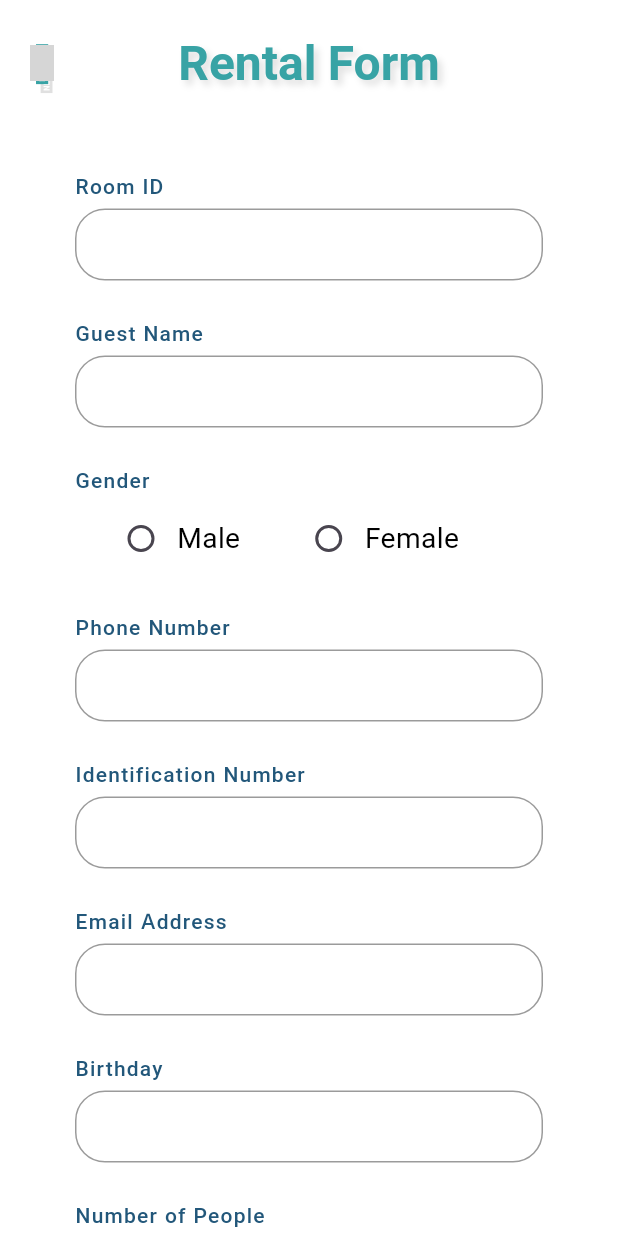
After one commit to TuongPhamCT/Rental-Room-App, a Flutter app: the RentalFormScreen screen opened by its route, on a phone screen of 412 x 824 dp. The commit adds this screen. Run offline on Flutter 3.47's test engine with Material 3 defaults, Android fonts, the phone set to English and light mode, and no system bars; drawn by our look-alikes of date_field; our stand-ins replace cloud_firestore, dropdown_button2, file_picker, firebase_auth, firebase_core, firebase_storage and 12 more; missing offline and left inert: font_awesome_icon_class, mailer, open_file_plus, syncfusion_flutter_pdf; accounts and stored records are empty; Roboto replaces fonts that are missing (Rubik); grey boxes are pictures that could not be loaded.

Commit message:
leehungw - Rental Form Screen UI Added

```diff
--- /dev/null
+++ b/rental_room_app/lib/Contract/rental_form_contract.dart
@@ -0,0 +1 @@
+abstract class RentalFormContract {}
--- /dev/null
+++ b/rental_room_app/lib/Presenter/rental_from_presenter.dart
@@ -0,0 +1,68 @@
+import 'package:rental_room_app/Contract/rental_form_contract.dart';
+
+class RentalFormPresenter {
+  final RentalFormContract? _view;
+  RentalFormPresenter(this._view);
+
+  String? password;
+
+  //*
+  //Validators
+  //*
+  String? validateGuestName(String? guestName) {
+    return null;
+  }
+
+  String? validateRoomId(String? roomId) {
+    return null;
+  }
+
+  String? validateGender(String? gender) {
+    if (gender == null || gender.isEmpty) {
+      return "Please choose your gender!";
+    }
+    return null;
+  }
+
+  String? validatePhoneNum(String? phoneNum) {
+    return null;
+  }
+
+  String? validateIdentification(String? id) {
+    return null;
+  }
+
+  String? validateEmail(String? email) {
+    return null;
+  }
+
+  String? validateBirthday(DateTime? birthday) {
+    if (birthday == null) {
+      return "Please enter your birthday!";
+    } else if (birthday.isAfter(DateTime.now())) {
+      return "Invalid birthday!";
+    }
+    return null;
+  }
+
+  String? validateStartDate(DateTime? startDate) {
+    if (startDate == null) {
+      return "Please enter your start date!";
+    } else if (startDate.isBefore(DateTime.now())) {
+      return "Invalid start date!";
+    }
+    return null;
+  }
+
+  String? validateDeposit(String? deposit) {
+    return null;
+  }
+
+  String? validateFacebook(String? facebook) {
+    return null;
+  }
+
+  //*
+  //Screen Logics
+  //*
+}
--- /dev/null
+++ b/rental_room_app/lib/Views/rental_form_screen.dart
@@ -0,0 +1,411 @@
+import 'package:flutter/material.dart';
+import 'package:font_awesome_icon_class/font_awesome_icon_class.dart';
+import 'package:gap/gap.dart';
+import 'package:go_router/go_router.dart';
+import 'package:rental_room_app/Contract/rental_form_contract.dart';
+import 'package:rental_room_app/Presenter/rental_from_presenter.dart';
+import 'package:rental_room_app/themes/color_palete.dart';
+import 'package:rental_room_app/themes/text_styles.dart';
+import 'package:rental_room_app/widgets/custom_text_field.dart';
+import 'package:rental_room_app/widgets/model_button.dart';
+import 'package:rental_room_app/widgets/numeric_up_down.dart';
+
+class RentalFormScreen extends StatefulWidget {
+  const RentalFormScreen({super.key});
+
+  @override
+  State<RentalFormScreen> createState() => _RentalFormScreenState();
+}
+
+class _RentalFormScreenState extends State<RentalFormScreen>
+    implements RentalFormContract {
+  RentalFormPresenter? _rentalFormPresenter;
+  final _formKey = GlobalKey<FormState>();
+
+  //
+  //params controllers
+  //
+
+  final TextEditingController _roomIdController = TextEditingController();
+  final _guestNameController = TextEditingController();
+  String _gender = "";
+  final _phoneNumberController = TextEditingController();
+  final _citizenIdentificationController = TextEditingController();
+  final _emailController = TextEditingController();
+  DateTime? _birthday = DateTime.now();
+  final _numberOfPeopleController = TextEditingController();
+  DateTime? _startDate = DateTime.now();
+  final _durationController = TextEditingController();
+  final _depositController = TextEditingController();
+  final _facebookController = TextEditingController();
+
+  @override
+  void initState() {
+    super.initState();
+    _rentalFormPresenter = RentalFormPresenter(this);
+  }
+
+  @override
+  Widget build(BuildContext context) {
+    return Builder(builder: (context) {
+      return Scaffold(
+        appBar: AppBar(
+          elevation: 0,
+          backgroundColor: ColorPalette.backgroundColor,
+          // leadingWidth: kDefaultIconSize * 3,
+          leading: SizedBox(
+            width: double.infinity,
+            child: InkWell(
+              customBorder: const CircleBorder(),
+              onHighlightChanged: (param) {},
+              splashColor: ColorPalette.blackText,
+              onTap: () => context.pop(),
+              child: const Icon(
+                FontAwesomeIcons.arrowLeft,
+                color: ColorPalette.primaryColor,
+                shadows: [Shadow(color: Colors.black12, offset: Offset(3, 6))],
+              ),
+            ),
+          ),
+          title: Text('Rental Form',
+              style: TextStyles.slo.bold.copyWith(
+                color: ColorPalette.primaryColor,
+                shadows: [
+                  const Shadow(
+                    color: Colors.black12,
+                    offset: Offset(3, 3),
+                    blurRadius: 6,
+                  )
+                ],
+              )),
+          centerTitle: true,
+          toolbarHeight: kToolbarHeight * 1.5,
+        ),
+        resizeToAvoidBottomInset: true,
+        backgroundColor: ColorPalette.backgroundColor,
+        body: SingleChildScrollView(
+          child: Center(
+            child: Container(
+              color: ColorPalette.backgroundColor,
+              child: Form(
+                key: _formKey,
+                child: Column(
+                  crossAxisAlignment: CrossAxisAlignment.center,
+                  children: [
+                    const Gap(30),
+                    Padding(
+                      padding: const EdgeInsets.symmetric(horizontal: 50),
+                      child: Row(
+                        children: [
+                          Text(
+                            "Room ID",
+                            style: TextStyles.timenotifi.medium
+                                .copyWith(color: ColorPalette.darkBlueText),
+                          )
+                        ],
+                      ),
+                    ),
+                    const Gap(5),
+                    Padding(
+                      padding: const EdgeInsets.symmetric(horizontal: 50),
+                      child: CustomFormField.textFormField(
+                        stringValidator: _rentalFormPresenter!.validateRoomId,
+                        editingController: _roomIdController,
+                        keyboardType: TextInputType.text,
+                        textAlign: TextAlign.center,
+                        style: TextStyles.h6.italic,
+                      ),
+                    ),
+                    const Gap(5),
+                    Padding(
+                      padding: const EdgeInsets.symmetric(horizontal: 50),
+                      child: Row(
+                        children: [
+                          Text(
+                            "Guest Name",
+                            style: TextStyles.timenotifi.medium
+                                .copyWith(color: ColorPalette.darkBlueText),
+                          )
+                        ],
+                      ),
+                    ),
+                    const Gap(5),
+                    Padding(
+                      padding: const EdgeInsets.symmetric(horizontal: 50),
+                      child: CustomFormField.textFormField(
+                        stringValidator:
+                            _rentalFormPresenter!.validateGuestName,
+                        editingController: _guestNameController,
+                        keyboardType: TextInputType.name,
+                        textAlign: TextAlign.center,
+                        style: TextStyles.h6.italic,
+                      ),
+                    ),
+                    const Gap(5),
+                    Padding(
+                      padding: const EdgeInsets.symmetric(horizontal: 50),
+                      child: Row(
+                        children: [
+                          Text(
+                            "Gender",
+                            style: TextStyles.timenotifi.medium
+                                .copyWith(color: ColorPalette.darkBlueText),
+                          )
+                        ],
+                      ),
+                    ),
+                    const Gap(5),
+                    Padding(
+                      padding: const EdgeInsets.symmetric(horizontal: 50),
+                      child: CustomFormField.genderFormField(
+                        stringValidator: _rentalFormPresenter!.validateGender,
+                        gender: _gender,
+                        onChangedString: (value) {
+                          setState(() {
+                            _gender = value!;
+                          });
+                        },
+                      ),
+                    ),
+                    const Gap(5),
+                    Padding(
+                      padding: const EdgeInsets.symmetric(horizontal: 50),
+                      child: Row(
+                        children: [
+                          Text(
+                            "Phone Number",
+                            style: TextStyles.timenotifi.medium
+                                .copyWith(color: ColorPalette.darkBlueText),
+                          )
+                        ],
+                      ),
+                    ),
+                    const Gap(5),
+                    Padding(
+                      padding: const EdgeInsets.symmetric(horizontal: 50),
+                      child: CustomFormField.textFormField(
+                        stringValidator: _rentalFormPresenter!.validatePhoneNum,
+                        editingController: _phoneNumberController,
+                        keyboardType: TextInputType.phone,
+                        textAlign: TextAlign.center,
+                        style: TextStyles.h6.italic,
+                      ),
+                    ),
+                    const Gap(5),
+                    Padding(
+                      padding: const EdgeInsets.symmetric(horizontal: 50),
+                      child: Row(
+                        children: [
+                          Text(
+                            "Identification Number",
+                            style: TextStyles.timenotifi.medium
+                                .copyWith(color: ColorPalette.darkBlueText),
+                          )
+                        ],
+                      ),
+                    ),
+                    const Gap(5),
+                    Padding(
+                      padding: const EdgeInsets.symmetric(horizontal: 50),
+                      child: CustomFormField.textFormField(
+                        stringValidator:
+                            _rentalFormPresenter!.validateIdentification,
+                        editingController: _citizenIdentificationController,
+                        keyboardType: TextInputType.number,
+                        textAlign: TextAlign.center,
+                        style: TextStyles.h6.italic,
+                      ),
+                    ),
+                    const Gap(5),
+                    Padding(
+                      padding: const EdgeInsets.symmetric(horizontal: 50),
+                      child: Row(
+                        children: [
+                          Text(
+                            "Email Address",
+                            style: TextStyles.timenotifi.medium
+                                .copyWith(color: ColorPalette.darkBlueText),
+                          )
+                        ],
+                      ),
+                    ),
+                    const Gap(5),
+                    Padding(
+                      padding: const EdgeInsets.symmetric(horizontal: 50),
+                      child: CustomFormField.textFormField(
+                        stringValidator: _rentalFormPresenter!.validateEmail,
+                        editingController: _emailController,
+                        keyboardType: TextInputType.emailAddress,
+                        textAlign: TextAlign.center,
+                        style: TextStyles.h6.italic,
+                      ),
+                    ),
+                    const Gap(5),
+                    Padding(
+                      padding: const EdgeInsets.symmetric(horizontal: 50),
+                      child: Row(
+                        children: [
+                          Text(
+                            "Birthday",
+                            style: TextStyles.timenotifi.medium
+                                .copyWith(color: ColorPalette.darkBlueText),
+                          )
+                        ],
+                      ),
+                    ),
+                    const Gap(5),
+                    Padding(
+                      padding: const EdgeInsets.symmetric(horizontal: 50),
+                      child: CustomFormField.dateFormField(
+                        dateTimeValidator:
+                            _rentalFormPresenter!.validateBirthday,
+                        style: TextStyles.h6.italic,
+                        onChangedDateTime: (value) {
+                          setState(() {
+                            _birthday = value;
+                          });
+                        },
+                      ),
+                    ),
+                    const Gap(5),
+                    Padding(
+                      padding: const EdgeInsets.symmetric(horizontal: 50),
+                      child: Row(
+                        children: [
+                          Text(
+                            "Number of People",
+                            style: TextStyles.timenotifi.medium
+                                .copyWith(color: ColorPalette.darkBlueText),
+                          )
+                        ],
+                      ),
+                    ),
+                    const Gap(5),
+                    Padding(
+                      padding: const EdgeInsets.symmetric(horizontal: 50),
+                      child: NumericUpDown(
+                        controller: _numberOfPeopleController,
+                      ),
+                    ),
+                    const Gap(20),
+                    Padding(
+                      padding: const EdgeInsets.symmetric(horizontal: 50),
+                      child: Row(
+                        children: [
+                          Text(
+                            "Start Date",
+                            style: TextStyles.timenotifi.medium
+                                .copyWith(color: ColorPalette.darkBlueText),
+                          )
+                        ],
+                      ),
+                    ),
+                    const Gap(5),
+                    Padding(
+                      padding: const EdgeInsets.symmetric(horizontal: 50),
+                      child: CustomFormField.dateFormField(
+                        dateTimeValidator:
+                            _rentalFormPresenter!.validateStartDate,
+                        style: TextStyles.h6.italic,
+                        onChangedDateTime: (value) {
+                          setState(() {
+                            _startDate = value;
+                          });
+                        },
+                      ),
+                    ),
+                    const Gap(5),
+                    Padding(
+                      padding: const EdgeInsets.symmetric(horizontal: 50),
+                      child: Row(
+                        children: [
+                          Text(
+                            "Duration",
+                            style: TextStyles.timenotifi.medium
+                                .copyWith(color: ColorPalette.darkBlueText),
+                          )
+                        ],
+                      ),
+                    ),
+                    const Gap(5),
+                    Padding(
+                      padding: const EdgeInsets.symmetric(horizontal: 50),
+                      child: NumericUpDown(
+                        controller: _durationController,
+                      ),
+                    ),
+                    const Gap(20),
+                    Padding(
+                      padding: const EdgeInsets.symmetric(horizontal: 50),
+                      child: Row(
+                        children: [
+                          Text(
+                            "Deposit",
+                            style: TextStyles.timenotifi.medium
+                                .copyWith(color: ColorPalette.darkBlueText),
+                          )
+                        ],
+                      ),
+                    ),
+                    const Gap(5),
+                    Padding(
+                      padding: const EdgeInsets.symmetric(horizontal: 50),
+                      child: CustomFormField.textFormField(
+                        stringValidator: _rentalFormPresenter!.validateDeposit,
+                        editingController: _depositController,
+                        keyboardType: TextInputType.number,
+                        textAlign: TextAlign.center,
+                        style: TextStyles.h6.italic,
+                      ),
+                    ),
+                    const Gap(5),
+                    Padding(
+                      padding: const EdgeInsets.symmetric(horizontal: 50),
+                      child: Row(
+                        children: [
+                          Text(
+                            "Facebook",
+                            style: TextStyles.timenotifi.medium
+                                .copyWith(color: ColorPalette.darkBlueText),
+                          )
+                        ],
+                      ),
+                    ),
+                    const Gap(5),
+                    Padding(
+                      padding: const EdgeInsets.symmetric(horizontal: 50),
+                      child: CustomFormField.textFormField(
+                        stringValidator: _rentalFormPresenter!.validateFacebook,
+                        editingController: _facebookController,
+                        keyboardType: TextInputType.url,
+                        textAlign: TextAlign.center,
+                        style: TextStyles.h6.italic,
+                      ),
+                    ),
+                    const Gap(20),
+                    ModelButton(
+                        onTap: () {
+                          //TODO: save ontap handle
+                        },
+                        name: "Send",
+                        color: ColorPalette.primaryColor.withOpacity(0.75),
+                        width: 150),
+                    const Gap(10),
+                    ModelButton(
+                        onTap: () {
+                          //TODO: cancel ontap handle
+                        },
+                        name: "Cancel",
+                        color: ColorPalette.redColor.withOpacity(0.75),
+                        width: 150),
+                    const Gap(30),
+                  ],
+                ),
+              ),
+            ),
+          ),
+        ),
+      );
+    });
+  }
+}
--- a/rental_room_app/lib/router.dart
+++ b/rental_room_app/lib/router.dart
@@ -13,6 +13,7 @@ import 'package:rental_room_app/Views/notification_screen.dart';
 import 'package:rental_room_app/Views/pincode_screen.dart';
 import 'package:rental_room_app/Views/receipt_detail_screen.dart';
 import 'package:rental_room_app/Views/register_form_screen.dart';
+import 'package:rental_room_app/Views/rental_form_screen.dart';
 import 'package:rental_room_app/Views/report_screen.dart';
 import 'package:rental_room_app/Views/setting_screen.dart';
 import 'package:rental_room_app/Views/signup_screen.dart';
@@ -73,6 +74,12 @@ final GoRouter router = GoRouter(
           name: 'report',
           builder: (context, state) => const ReportScreen(key: Key('report')),
         ),
+        GoRoute(
+          path: 'rental_form',
+          name: 'rental_form',
+          builder: (context, state) =>
+              const RentalFormScreen(key: Key('rental_form')),
+        ),
       ],
     ),
     GoRoute(
```
